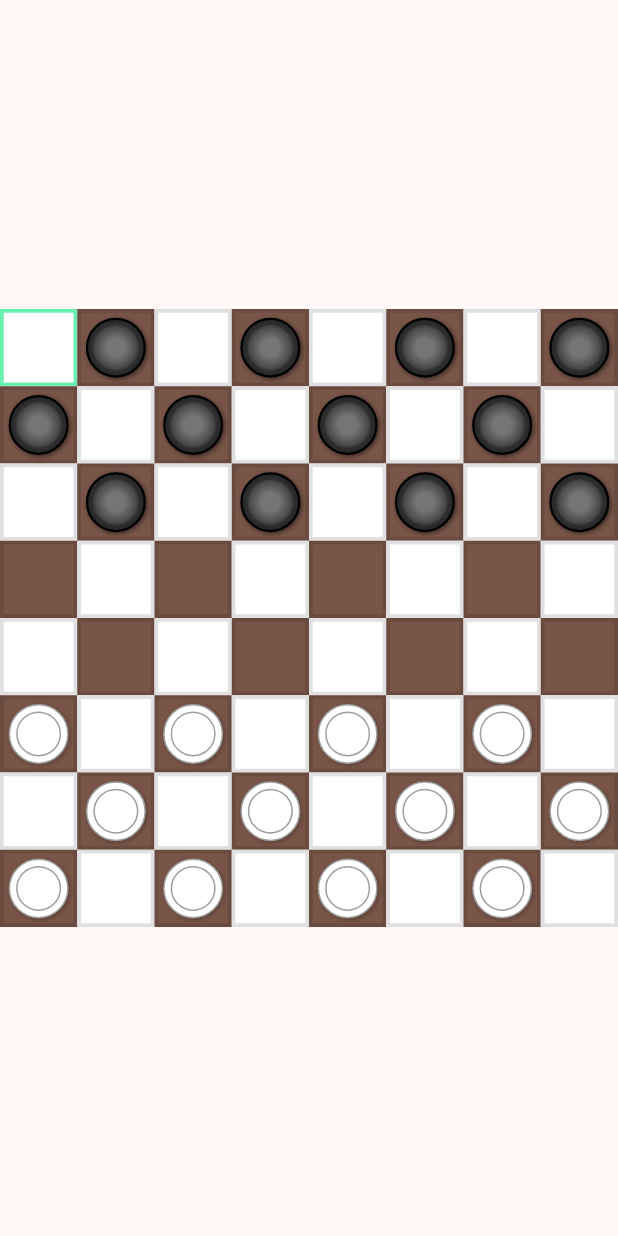
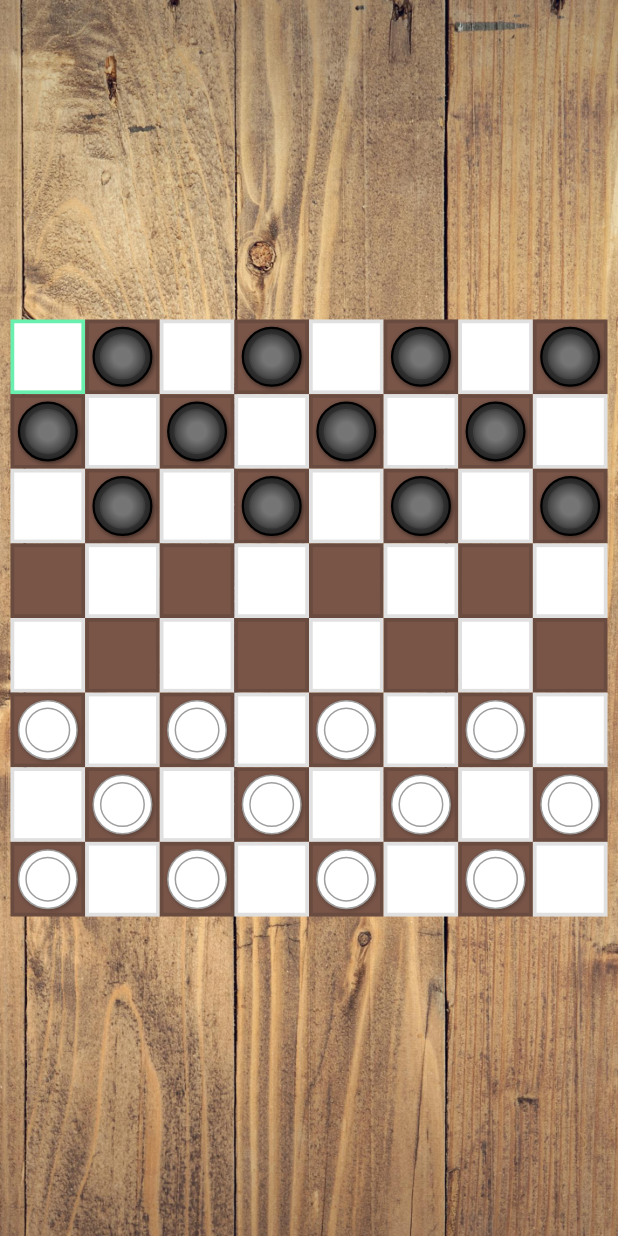
Before and after one commit to nikhil-RGB/Checkers-MinMax, a Flutter app: the screen it shows after launch, on a phone screen of 412 x 824 dp. Run offline on Flutter 3.47's test engine with Material 3 defaults, Android fonts, the phone set to English and light mode, and no system bars; our stand-ins replace logger.

Commit message:
✨ Checkers board is now fully functional

```diff
--- a/lib/pages/HomeBoardPage.dart
+++ b/lib/pages/HomeBoardPage.dart
@@ -14,8 +14,18 @@ class _HomeCheckersPageState extends State<HomeCheckersPage> {
     referenceGame.initBoard();
     return SafeArea(
         child: Scaffold(
-      body: Center(
-        child: CheckersBoard(referenceBoard: referenceGame),
+      body: DecoratedBox(
+        decoration: const BoxDecoration(
+          image: DecorationImage(
+              image: AssetImage("assets/images/wood-background.jpg"),
+              fit: BoxFit.cover),
+        ),
+        child: Center(
+          child: Padding(
+            padding: const EdgeInsets.symmetric(horizontal: 7, vertical: 2),
+            child: CheckersBoard(referenceBoard: referenceGame),
+          ),
+        ),
       ),
     ));
   }
```
Also changed, not shown: lib/widgets/CheckersBoard.dart (+89 -16 lines), assets/images/BK.svg (deleted), assets/images/BS.svg (deleted), assets/images/WK.svg (deleted), assets/images/WS.svg (deleted), assets/images/wood-background.jpg (added).
